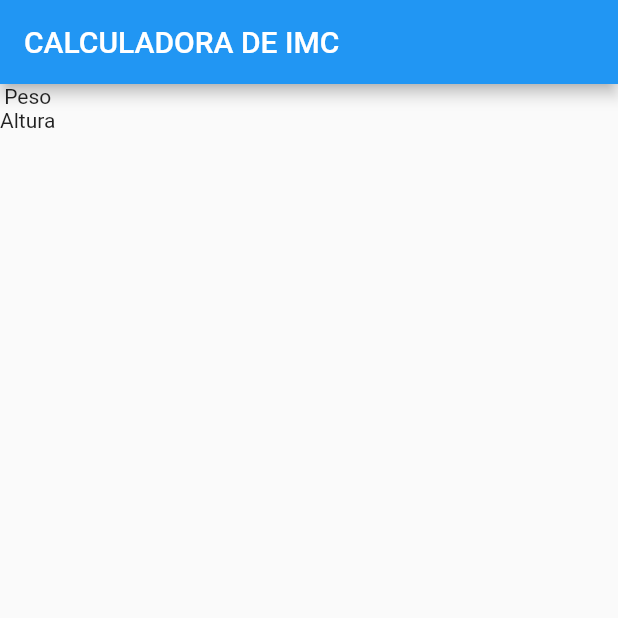
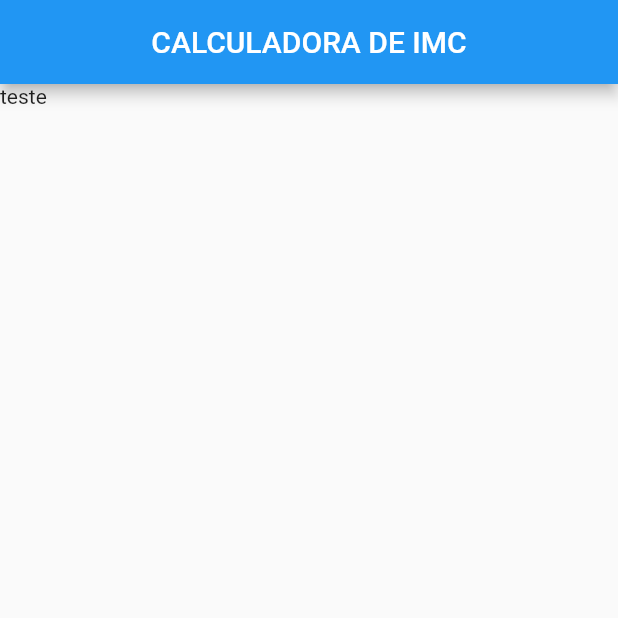
Before and after one commit to abnipc/Flutter_Calculadora_IMC, a Flutter app: the screen it shows after launch, on a phone screen of 412 x 824 dp, the top half of it. Run offline on Flutter 3.47's test engine with Material 2 defaults, Android fonts, the phone set to English and light mode, and no system bars.

Commit message:
reorganizei as paginas e iniciei o uso consciente de scaffold

```diff
--- /dev/null
+++ b/calculadora_imc/lib/homepage.dart
@@ -0,0 +1,21 @@
+import 'package:flutter/material.dart';
+
+class HomePage extends StatefulWidget {
+  const HomePage({super.key});
+
+  @override
+  State<HomePage> createState() => _HomePageState();
+}
+
+class _HomePageState extends State<HomePage> {
+  @override
+  Widget build(BuildContext context) {
+    return Scaffold(
+      appBar: AppBar(
+        title: Text("CALCULADORA DE IMC"),
+        centerTitle: true,
+      ),
+      body: Text("teste"),
+    );
+  }
+}
--- a/calculadora_imc/lib/main.dart
+++ b/calculadora_imc/lib/main.dart
@@ -1,45 +1,20 @@
+import 'package:calculadora_imc/homepage.dart';
 import 'package:flutter/material.dart';
 
 void main() {
   runApp(
-      const MyApp()); // A classe MyApp é definida abaixo, aqui ela está sendo instanciada
+    MyApp(),
+  ); // A classe MyApp é definida abaixo, aqui ela está sendo instanciada
 }
 
-//classe MyApp
 class MyApp extends StatelessWidget {
   const MyApp({super.key});
 
   @override
   Widget build(BuildContext context) {
-    return const MaterialApp(
-      home: HomePage(), //classe HomePage sendo instanciada
+    return MaterialApp(
+      debugShowCheckedModeBanner: false,
+      home: HomePage(),
     );
   }
 }
-
-//definição da classe HomePage
-class HomePage extends StatefulWidget {
-  const HomePage({super.key});
-
-  @override
-  State<HomePage> createState() => _HomePageState();
-}
-
-class _HomePageState extends State<HomePage> {
-  @override
-  Widget build(BuildContext context) {
-    //Scafold é um template de app
-    return Scaffold(
-        //adiciona barra ao topo do corpo do app
-        appBar: AppBar(
-          title: Text("CALCULADORA DE IMC"),
-        ),
-        //adiciona corpo
-        body: Column(
-          children: [
-            Text("Peso"),
-            Text("Altura"),
-          ],
-        ));
-  }
-}
--- a/calculadora_imc/pubspec.yaml
+++ b/calculadora_imc/pubspec.yaml
@@ -46,6 +46,8 @@ dev_dependencies:
   # package. See that file for information about deactivating specific lint
   # rules and activating additional ones.
   flutter_lints: ^2.0.0
+  google_fonts: ^6.1.0
+
 
 # For information on the generic Dart part of this file, see the
 # following page: https://dart.dev/tools/pub/pubspec
```
Also changed, not shown: calculadora_imc/pubspec.lock.
